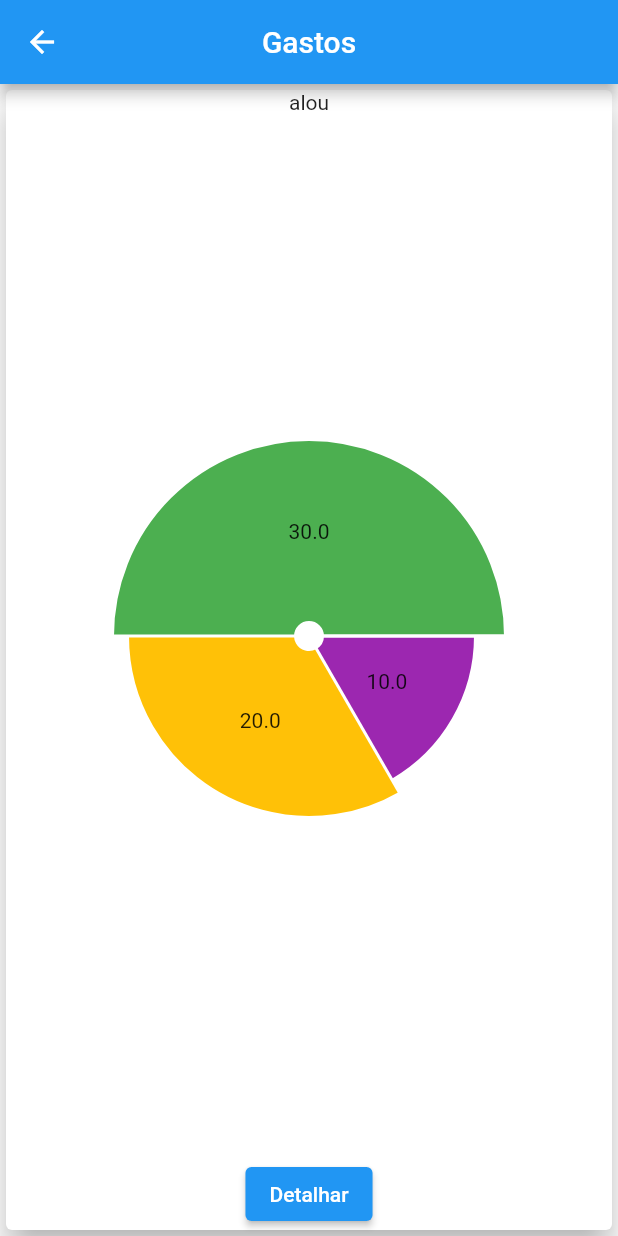
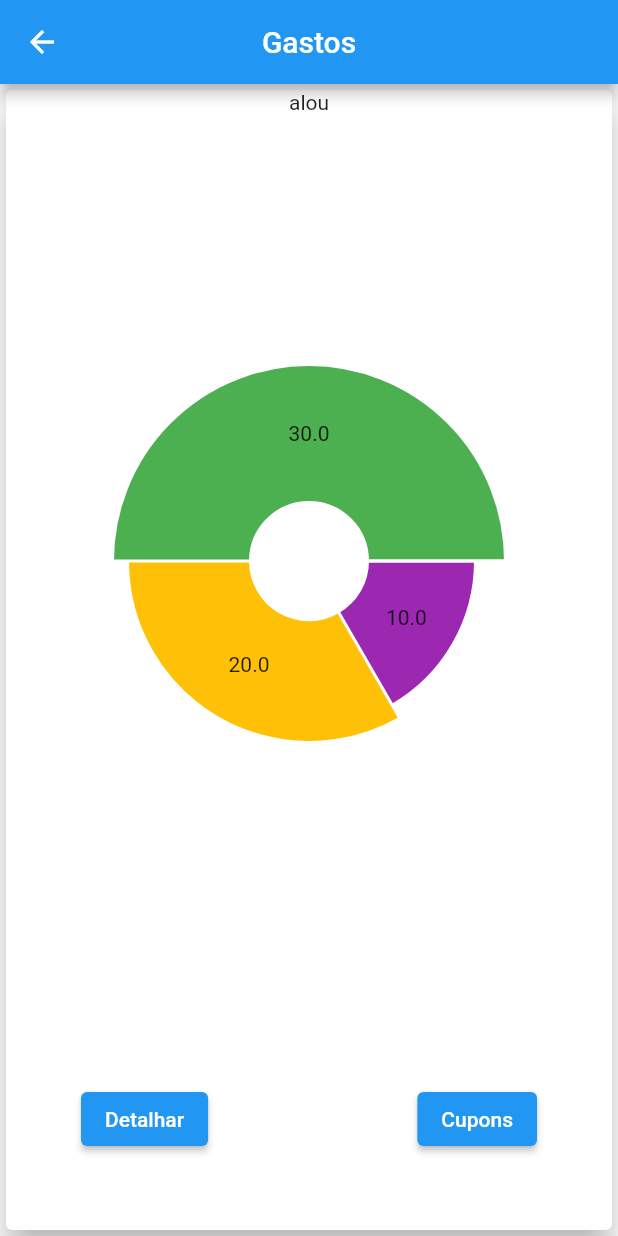
Before and after one commit to PRCaio/blue-open, a Flutter app: the DetailPage screen opened directly, on a phone screen of 412 x 824 dp. Run offline on Flutter 3.47's test engine with Material 2 defaults, Android fonts, the phone set to English and light mode, and no system bars; drawn by our look-alikes of pie_chart; our stand-ins replace fl_chart.

Commit message:
new buttons

```diff
--- a/lib/src/pages/detail/detail_page.dart
+++ b/lib/src/pages/detail/detail_page.dart
@@ -67,16 +67,16 @@ class _DetailPageState extends State<DetailPage> {
               Expanded(
                 child: PieChart(
                   PieChartData(
-                    centerSpaceRadius: 10,
+                    centerSpaceRadius: 40,
                     borderData: FlBorderData(show: true),
                     pieTouchData: PieTouchData(enabled: true),
                     sections: [
                       PieChartSectionData(
-                          value: 10, color: Colors.purple, radius: 100),
+                          value: 10, color: Colors.purple, radius: 70),
                       PieChartSectionData(
-                          value: 20, color: Colors.amber, radius: 110),
+                          value: 20, color: Colors.amber, radius: 80),
                       PieChartSectionData(
-                          value: 30, color: Colors.green, radius: 120)
+                          value: 30, color: Colors.green, radius: 90)
                     ],
                   ),
                   swapAnimationDuration:
@@ -84,14 +84,33 @@ class _DetailPageState extends State<DetailPage> {
                   swapAnimationCurve: Curves.linear, // Optional
                 ),
               ),
+              Padding(
+                padding: const EdgeInsets.all(50.0),
+                child: Row(
+                  mainAxisAlignment: MainAxisAlignment.spaceBetween,
+                  children: [
                     ElevatedButton(
                       onPressed: () {
                         Navigator.push(
                           context,
-                    MaterialPageRoute(builder: (context) => const DetailPage()),
+                          MaterialPageRoute(
+                              builder: (context) => const DetailPage()),
                         );
                       },
                       child: const Text('Detalhar'),
+                    ),
+                    ElevatedButton(
+                      onPressed: () {
+                        Navigator.push(
+                          context,
+                          MaterialPageRoute(
+                              builder: (context) => const DetailPage()),
+                        );
+                      },
+                      child: const Text('Cupons'),
+                    ),
+                  ],
+                ),
               ),
             ],
           ),
```
Lines whose indentation alone changed are shown as unchanged.
